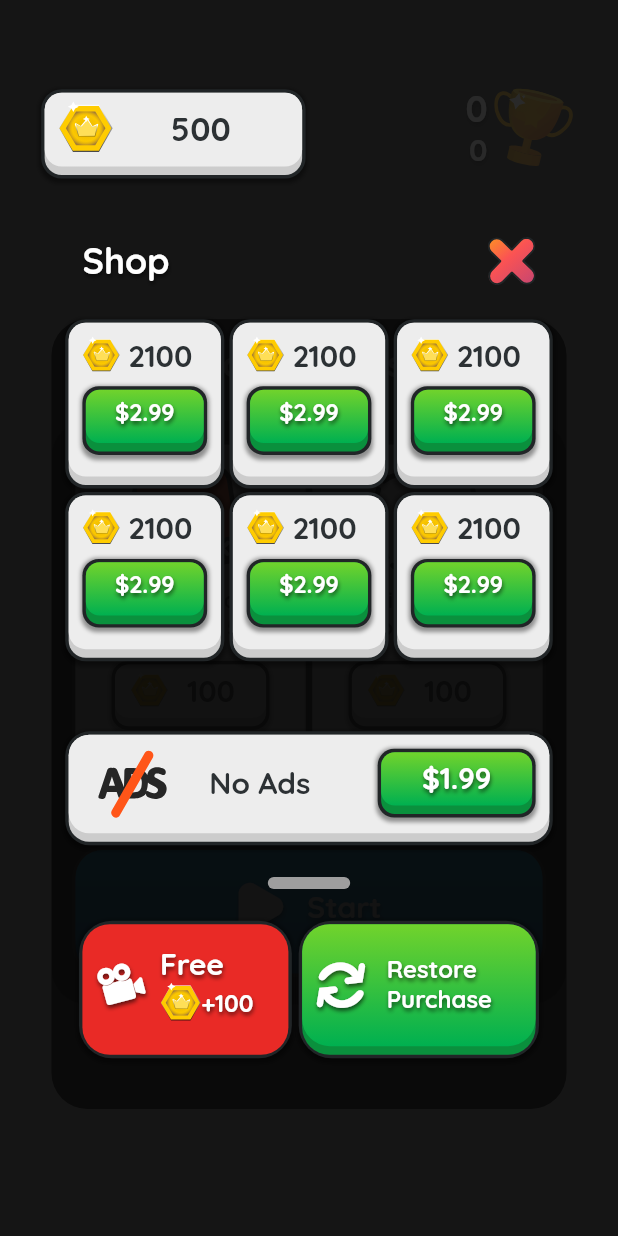
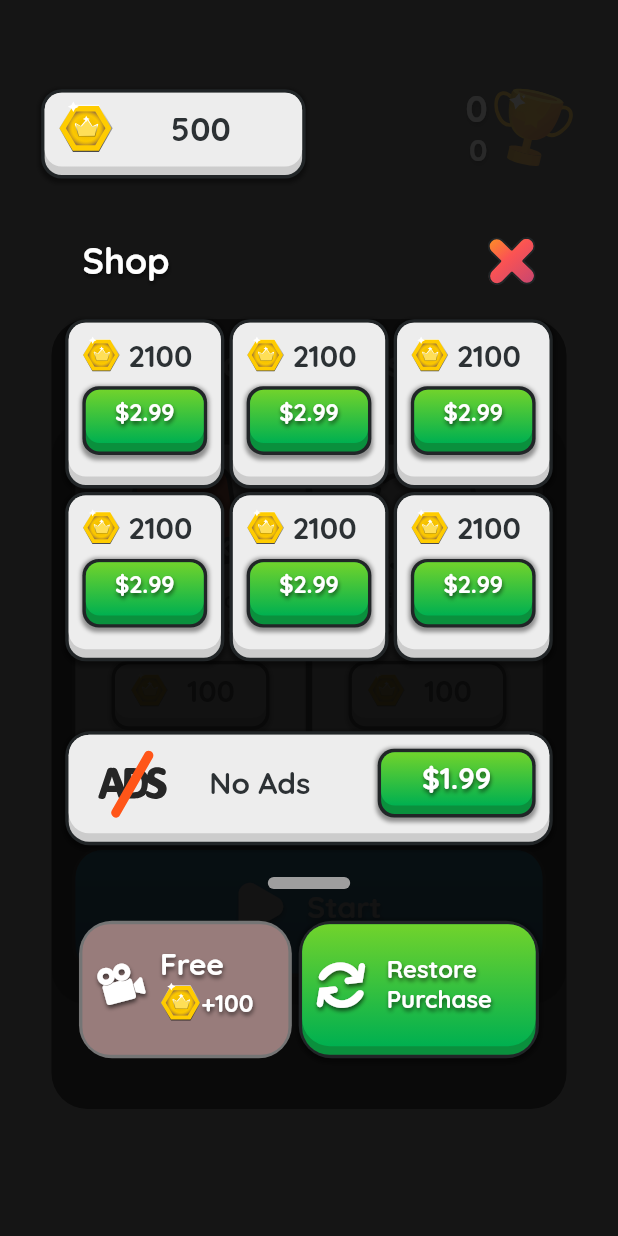
Before and after one commit to manjav/shooddice, a Flutter app: the screen it shows after launch, after a tap on "500", on a phone screen of 412 x 824 dp. Run offline on Flutter 3.47's test engine with Material 2 defaults, Android fonts, the phone set to English and light mode, and no system bars; our stand-ins replace flutter_svg, rive, shared_preferences; missing offline and left inert: flame, soundpool, unity_ads_plugin; statements that could not run were skipped.

Commit message:
Better disable button style

```diff
--- a/numbers/lib/widgets/buttons.dart
+++ b/numbers/lib/widgets/buttons.dart
@@ -46,9 +46,7 @@ class CustomDecoration extends Decoration {
 }
 
 class _CustomDecorationPainter extends BoxPainter {
-  var _backPaint = Paint()
-    ..color = Color(0xFF212527)
-    ..style = PaintingStyle.fill;
+  var _backPaint = Paint()..style = PaintingStyle.fill;
   var _shadowPaint = Paint()
     ..color = Color(0x66000000)
     ..style = PaintingStyle.fill
@@ -61,8 +59,10 @@ class _CustomDecorationPainter extends BoxPainter {
   bool isEnable = true;
   _CustomDecorationPainter(this.colors, this.cornerRadius, bool isEnable)
       : super() {
-    _mainPaint.color = colors[2];
     this.isEnable = isEnable;
+    _mainPaint.color =
+        isEnable ? colors[2] : Color.lerp(colors[2], Color(0xFF8a8a8a), 0.85)!;
+    _backPaint.color = isEnable ? Color(0xFF212527) : Colors.grey[600]!;
   }
 
   @override
@@ -88,7 +88,7 @@ class _CustomDecorationPainter extends BoxPainter {
       ..shader = ui.Gradient.linear(Offset(or.left, or.top),
           Offset(or.left, or.bottom), [colors[0], colors[1]]);
 
-    canvas.drawRRect(sr, _shadowPaint);
+    if (isEnable) canvas.drawRRect(sr, _shadowPaint);
     canvas.drawRRect(r, _backPaint);
     canvas.drawRRect(mr, _mainPaint);
     if (isEnable) canvas.drawRRect(or, _overPaint);
```
